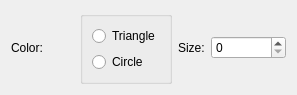
Qt form dialogs/gui/draw_settings.ui (warc3l/Owlies) before a commit.
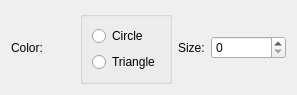
The same form after that commit. Custom widgets are drawn as their Qt base class.

Commit message: Advances on Draw functionality

Patch:
```diff
--- a/dialogs/gui/draw_settings.ui
+++ b/dialogs/gui/draw_settings.ui
@@ -58,18 +58,24 @@
      <property name="title">
       <string/>
      </property>
+     <property name="flat">
+      <bool>false</bool>
+     </property>
+     <property name="checkable">
+      <bool>false</bool>
+     </property>
      <layout class="QVBoxLayout" name="verticalLayout">
       <item>
-       <widget class="QRadioButton" name="rdp_triangle">
+       <widget class="QRadioButton" name="rdp_circle">
         <property name="text">
-         <string>Triangle</string>
+         <string>Circle</string>
         </property>
        </widget>
       </item>
       <item>
-       <widget class="QRadioButton" name="rdp_circle">
+       <widget class="QRadioButton" name="rdp_triangle">
         <property name="text">
-         <string>Circle</string>
+         <string>Triangle</string>
         </property>
        </widget>
       </item>
```
The commit also changes 5 other files.
